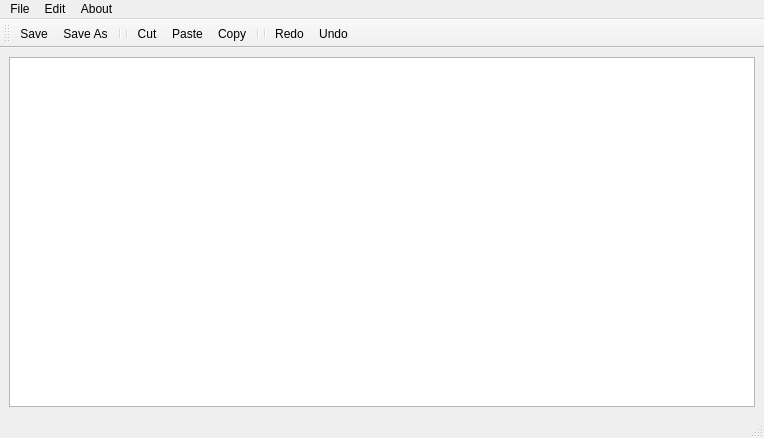
Before: the Qt Designer form GUI with QT/SimpleNotePadQTCpp/mainwindow.ui in SadmanSkb55/CPP-and-QT-GUI, drawn with Qt 5.
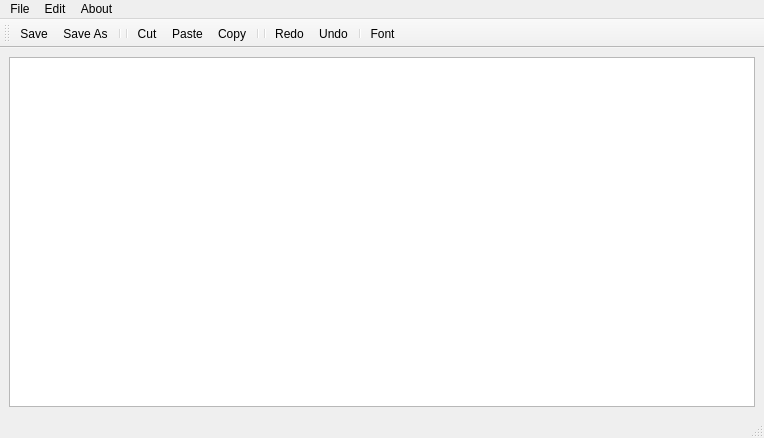
After: the same form once the commit is applied. Icons and pictures are not drawn.

Commit message: Font System Developed

The edit to the form file:
```diff
--- a/GUI with QT/SimpleNotePadQTCpp/mainwindow.ui
+++ b/GUI with QT/SimpleNotePadQTCpp/mainwindow.ui
@@ -83,6 +83,8 @@
    <addaction name="separator"/>
    <addaction name="actionRedo"/>
    <addaction name="actionUndo"/>
+   <addaction name="separator"/>
+   <addaction name="actionFont"/>
   </widget>
   <action name="actionNew">
    <property name="icon">
@@ -174,6 +176,15 @@
     <string>Paste</string>
    </property>
   </action>
+  <action name="actionFont">
+   <property name="icon">
+    <iconset resource="Resource.qrc">
+     <normaloff>:/img/Img/font.png</normaloff>:/img/Img/font.png</iconset>
+   </property>
+   <property name="text">
+    <string>Font</string>
+   </property>
+  </action>
  </widget>
  <resources>
   <include location="Resource.qrc"/>
```
Left out of the diff: 2 changed lines with no effect on the pictures. The commit also changes 7 other files.
